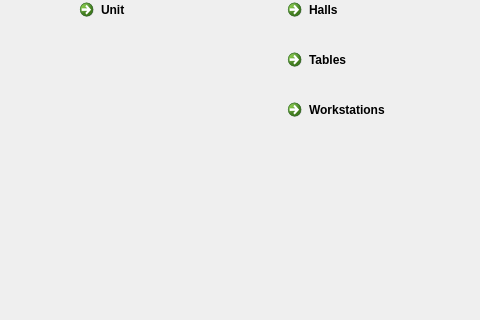
Before: the Qt Designer form FrontDesk/wdashboard.ui in End1-1/Cafe5, drawn with Qt 5; both pictures show x 932 to 1412 and y 252 to 572 of the 1412 by 676 pixel window.
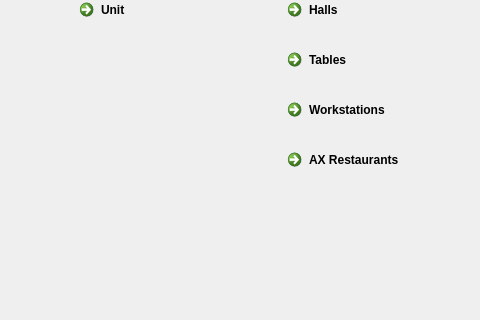
After: the same form once the commit is applied. Icons and pictures are not drawn.

```diff
--- a/FrontDesk/wdashboard.ui
+++ b/FrontDesk/wdashboard.ui
@@ -1052,6 +1052,29 @@
         </property>
        </widget>
       </item>
+      <item>
+       <widget class="QCommandLinkButton" name="commandLinkButton_7">
+        <property name="sizePolicy">
+         <sizepolicy hsizetype="Preferred" vsizetype="Preferred">
+          <horstretch>0</horstretch>
+          <verstretch>0</verstretch>
+         </sizepolicy>
+        </property>
+        <property name="cursor">
+         <cursorShape>PointingHandCursor</cursorShape>
+        </property>
+        <property name="text">
+         <string>AX Restaurants</string>
+        </property>
+        <property name="icon">
+         <iconset resource="../resources/res.qrc">
+          <normaloff>:/workstation.png</normaloff>:/workstation.png</iconset>
+        </property>
+        <property name="form" stdset="0">
+         <string>form_ax_restaurants</string>
+        </property>
+       </widget>
+      </item>
       <item>
        <spacer name="verticalSpacer">
         <property name="orientation">
```
